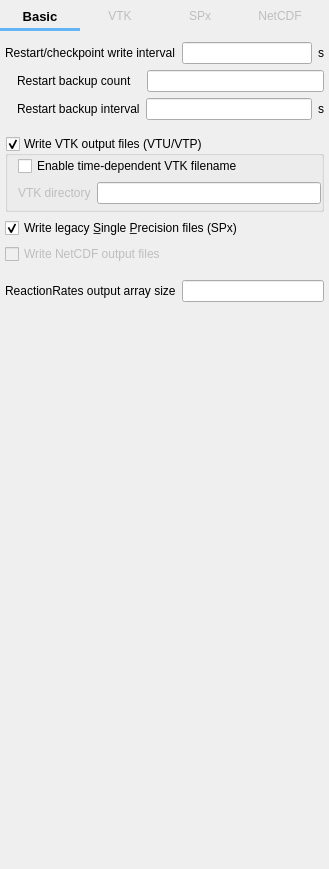
Above: mfixgui/uifiles/output.ui from truongd8593/mfix before the change. Below: the same form after it.
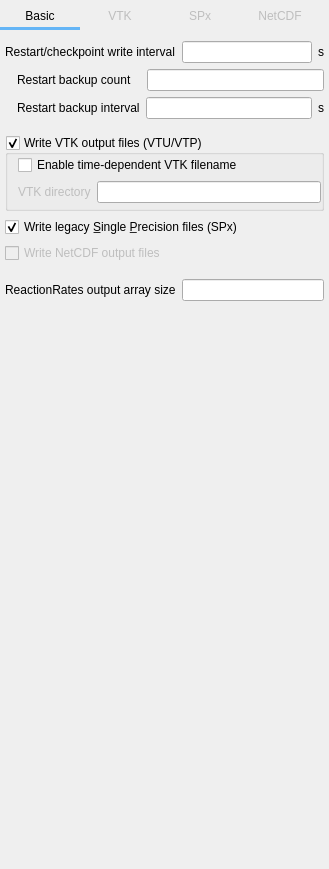
That is the form after the change. Custom widgets are drawn as their Qt base class.

Commit message: remove hardcoded pointsize from .ui files

What changed in the file:
```diff
--- a/mfixgui/uifiles/output.ui
+++ b/mfixgui/uifiles/output.ui
@@ -143,13 +143,6 @@
       </item>
       <item row="0" column="0">
        <widget class="QPushButton" name="pushbutton_basic">
-        <property name="font">
-         <font>
-          <pointsize>10</pointsize>
-          <weight>75</weight>
-          <bold>true</bold>
-         </font>
-        </property>
         <property name="text">
          <string>Basic</string>
         </property>
```
The commit also changes 3 other files.
